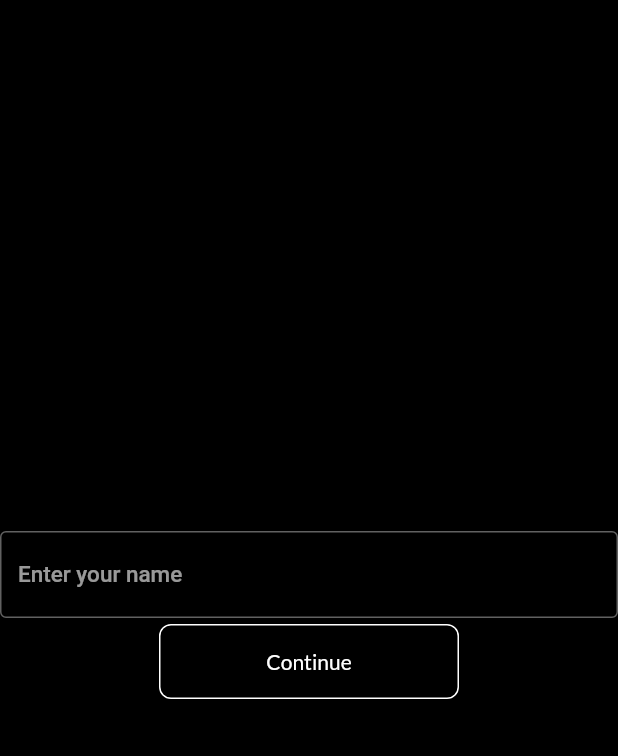
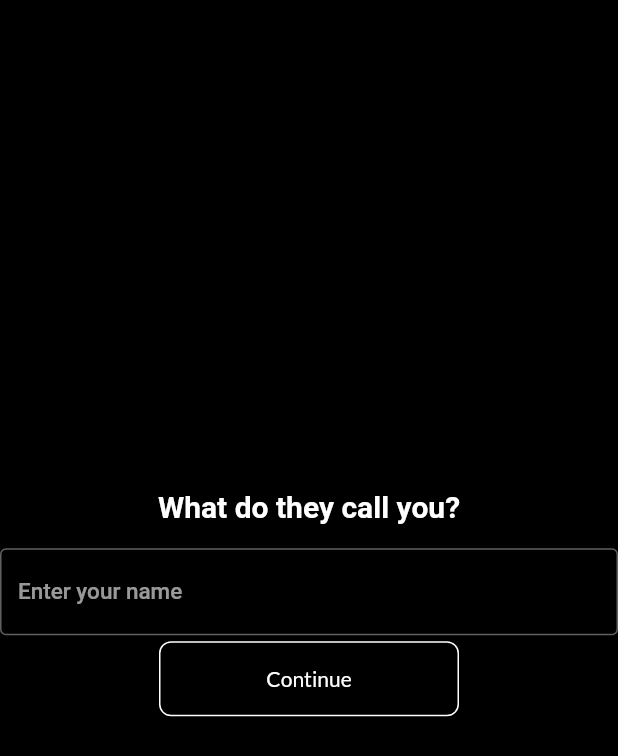
Before and after one commit to Kal-Elx/marenero, a Flutter app: the JoinPartyScreen screen opened by its route, on a phone screen of 412 x 824 dp. Shown: the top 756 px of the screen. Run offline on Flutter 3.47's test engine with Material 2 defaults, Android fonts, the phone set to English and light mode, and no system bars; drawn by our look-alikes of auto_size_text; our stand-ins replace cloud_firestore, firebase_core, flutter_dotenv, google_fonts, pinput; missing offline and left inert: spotify_sdk, tap_debouncer; accounts and stored records are empty.

Commit message:
design: Text titles in JoinScreen

```diff
--- a/marenero/lib/screens/join_party_screen.dart
+++ b/marenero/lib/screens/join_party_screen.dart
@@ -1,7 +1,9 @@
+import 'package:auto_size_text/auto_size_text.dart';
 import 'package:flutter/material.dart';
 import 'package:cloud_firestore/cloud_firestore.dart';
 import 'package:marenero/models/participant.dart';
 import 'package:marenero/screens/guest_screen.dart';
+import 'package:marenero/widgets/displayname_input.dart';
 
 import '../widgets/code_input.dart';
 import '../utils/firestore_values.dart' as fs;
@@ -15,8 +17,8 @@ class JoinPartyScreen extends StatefulWidget {
 
 class _JoinPartyScreenState extends State<JoinPartyScreen> {
   final _firestore = FirebaseFirestore.instance;
-  String _username = '';
-  bool _usernameSubmitted = false;
+  String name = '';
+  bool nameSubmitted = false;
 
   Future<void> _findParty({
     required String code,
@@ -28,7 +30,7 @@ class _JoinPartyScreenState extends State<JoinPartyScreen> {
         .get();
     if (partySnapshot.docs.isNotEmpty) {
       var partyId = partySnapshot.docs.first.id;
-      final user = Participant(name: _username);
+      final user = Participant(name: name);
       await _firestore.collection(fs.Collection.parties).doc(partyId).update({
         fs.Party.participants: FieldValue.arrayUnion(
           [user.toFirestoreObject()],
@@ -52,31 +54,28 @@ class _JoinPartyScreenState extends State<JoinPartyScreen> {
         child: Center(
           child: AnimatedContainer(
             duration: const Duration(milliseconds: 1000),
-            child: !_usernameSubmitted
-                ? Column(
+            child: Column(
               mainAxisAlignment: MainAxisAlignment.center,
               children: <Widget>[
-                        TextField(
-                          decoration: InputDecoration(
-                              border: OutlineInputBorder(),
-                              hintText: 'Enter your name'),
-                          style: Theme.of(context).textTheme.bodyText1,
-                          onChanged: (text) {
-                            _username = text;
-                          },
+                AutoSizeText(
+                  !nameSubmitted
+                      ? 'What do they call you?'
+                      : 'What is the party code?',
+                  maxLines: 1,
+                  style: Theme.of(context).textTheme.headline3,
                 ),
                 Padding(
-                          padding: const EdgeInsets.symmetric(vertical: 4.0),
-                          child: OutlinedButton(
-                            onPressed: () {
+                  padding: const EdgeInsets.symmetric(vertical: 16.0),
+                  child: !nameSubmitted
+                      ? DisplayNameInput(
+                          onSubmit: (input) {
                             setState(() {
-                                _usernameSubmitted = true;
+                              name = input;
+                              nameSubmitted = true;
                             });
                           },
-                            child: Text('Continue'),
-                          ),
-                        ),
-                      ])
+                          name: "",
+                        )
                       : CodeInput(
                           onComplete: (code) => _findParty(
                             code: code,
@@ -93,6 +92,9 @@ class _JoinPartyScreenState extends State<JoinPartyScreen> {
                           ),
                         ),
                 ),
+              ],
+            ),
+          ),
         ),
       ),
     );
--- /dev/null
+++ b/marenero/lib/widgets/displayname_input.dart
@@ -0,0 +1,43 @@
+import 'package:flutter/material.dart';
+
+class DisplayNameInput extends StatelessWidget {
+  final void Function(String) onSubmit;
+  String name = "";
+
+  DisplayNameInput({
+    required this.onSubmit,
+    this.name = "",
+  });
+
+  void _onPressed() {
+    onSubmit(name);
+  }
+
+  final BoxDecoration pinPutDecoration = BoxDecoration(
+    color: Colors.grey,
+    borderRadius: BorderRadius.circular(12.0),
+  );
+
+  @override
+  Widget build(BuildContext context) {
+    return Column(
+        mainAxisAlignment: MainAxisAlignment.center,
+        children: <Widget>[
+          TextField(
+            decoration: InputDecoration(
+                border: OutlineInputBorder(), hintText: 'Enter your name'),
+            style: Theme.of(context).textTheme.bodyText1,
+            onChanged: (text) {
+              name = text;
+            },
+          ),
+          Padding(
+            padding: const EdgeInsets.symmetric(vertical: 4.0),
+            child: OutlinedButton(
+              onPressed: _onPressed,
+              child: Text('Continue'),
+            ),
+          ),
+        ]);
+  }
+}
```
Lines whose indentation alone changed are shown as unchanged.
